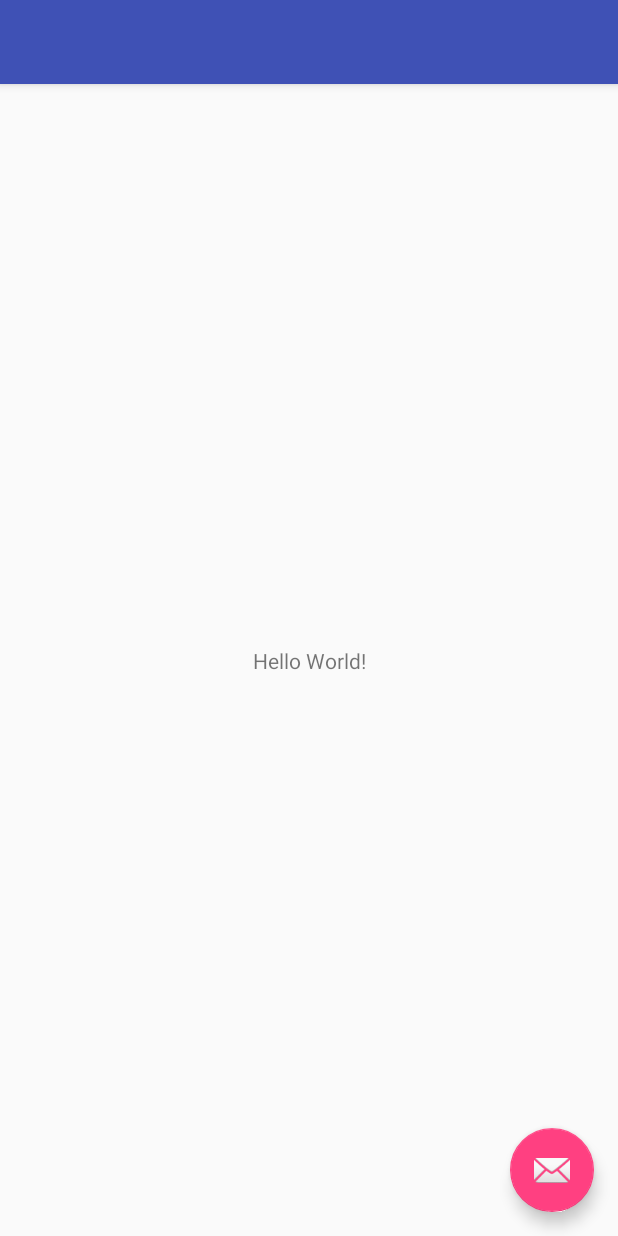
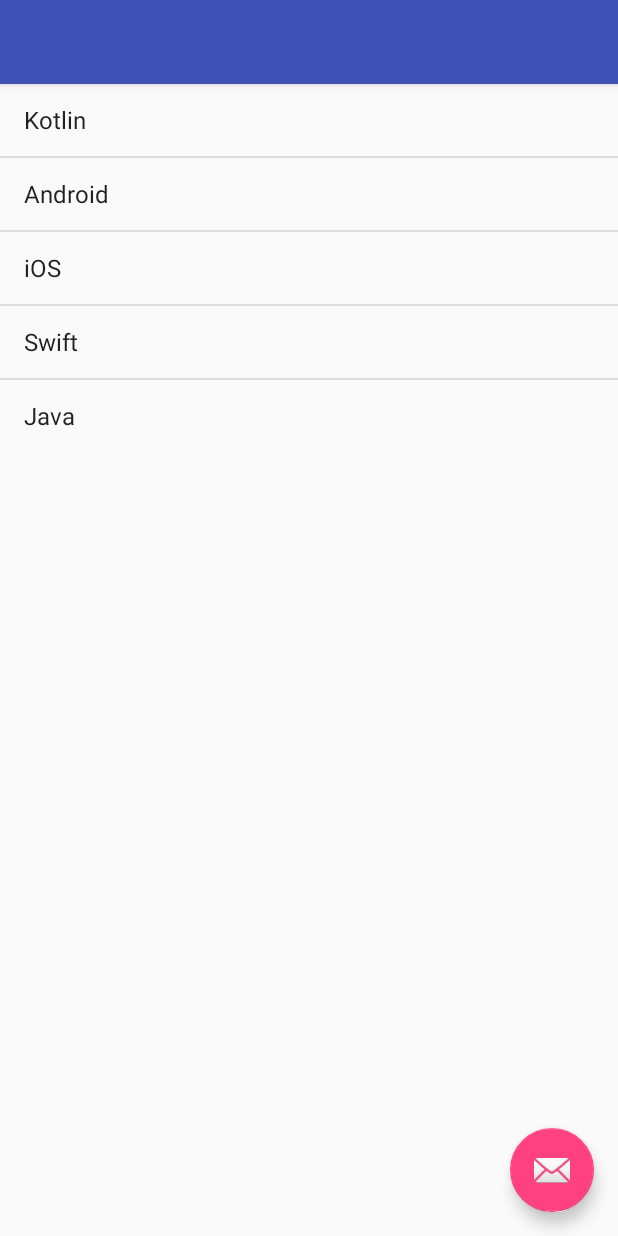
Before and after one commit to kudtk/practicedtk, an Android app: the layout app_bar_main.xml on its own in the app's theme, with its tools: preview values and no code run, on a phone screen of 412 x 824 dp. Run offline under Robolectric (Android 15) with nearby library versions, the phone set to English and light mode, and no system bars.

Commit message:
[fix] listView(Outside Flame)

```diff
--- a/app/src/main/java/com/dtk/practicedtk/BlankFragment_test_fuji.kt
+++ b/app/src/main/java/com/dtk/practicedtk/BlankFragment_test_fuji.kt
@@ -62,11 +62,7 @@
     }
     override fun onAttach(context: Context?) {
         super.onAttach(context)
-        if (context is OnFragmentInteractionListener) {
-            mListener = context
-        } else {
-            throw RuntimeException(context!!.toString() + " must implement OnFragmentInteractionListener")
-        }
+
     }
 
     override fun onDetach() {
--- a/app/src/main/res/layout/activity_main.xml
+++ b/app/src/main/res/layout/activity_main.xml
@@ -22,10 +22,4 @@
         app:headerLayout="@layout/nav_header_main"
         app:menu="@menu/activity_main_drawer" />
 
-    <fragment
-        android:id="@+id/fragment"
-        android:name="com.dtk.practicedtk.BlankFragment_test_fuji"
-        android:layout_width="wrap_content"
-        android:layout_height="wrap_content" />
-
 </android.support.v4.widget.DrawerLayout>
--- a/app/src/main/res/layout/content_main.xml
+++ b/app/src/main/res/layout/content_main.xml
@@ -8,13 +8,10 @@
     tools:context="com.dtk.practicedtk.MainActivity"
     tools:showIn="@layout/app_bar_main">
 
-    <TextView
+    <fragment
+        android:id="@+id/fragment"
+        android:name="com.dtk.practicedtk.BlankFragment_test_fuji"
         android:layout_width="wrap_content"
-        android:layout_height="wrap_content"
-        android:text="Hello World!"
-        app:layout_constraintBottom_toBottomOf="parent"
-        app:layout_constraintLeft_toLeftOf="parent"
-        app:layout_constraintRight_toRightOf="parent"
-        app:layout_constraintTop_toTopOf="parent" />
+        android:layout_height="wrap_content" />
 
 </android.support.constraint.ConstraintLayout>
```
